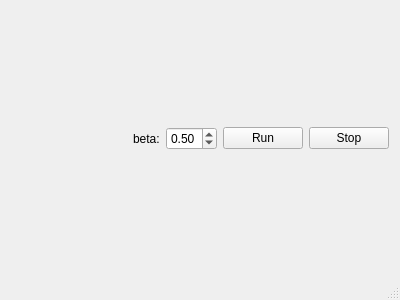
Old version of the form mainwindow.ui in the repository gitrbond/ising_project.
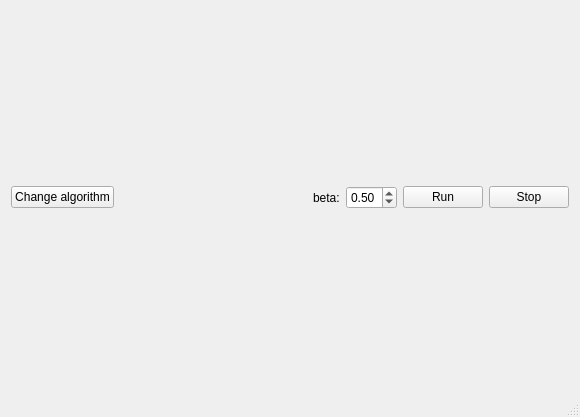
New version of the form.

What changed in the file:
```diff
--- a/mainwindow.ui
+++ b/mainwindow.ui
@@ -6,8 +6,8 @@
    <rect>
     <x>0</x>
     <y>0</y>
-    <width>400</width>
-    <height>300</height>
+    <width>580</width>
+    <height>417</height>
    </rect>
   </property>
   <property name="minimumSize">
@@ -26,6 +26,13 @@
     </item>
     <item>
      <layout class="QHBoxLayout" name="horizontalLayout_2">
+      <item>
+       <widget class="QPushButton" name="pushButton_3">
+        <property name="text">
+         <string>Change algorithm</string>
+        </property>
+       </widget>
+      </item>
       <item>
        <spacer name="horizontalSpacer">
         <property name="orientation">
```
